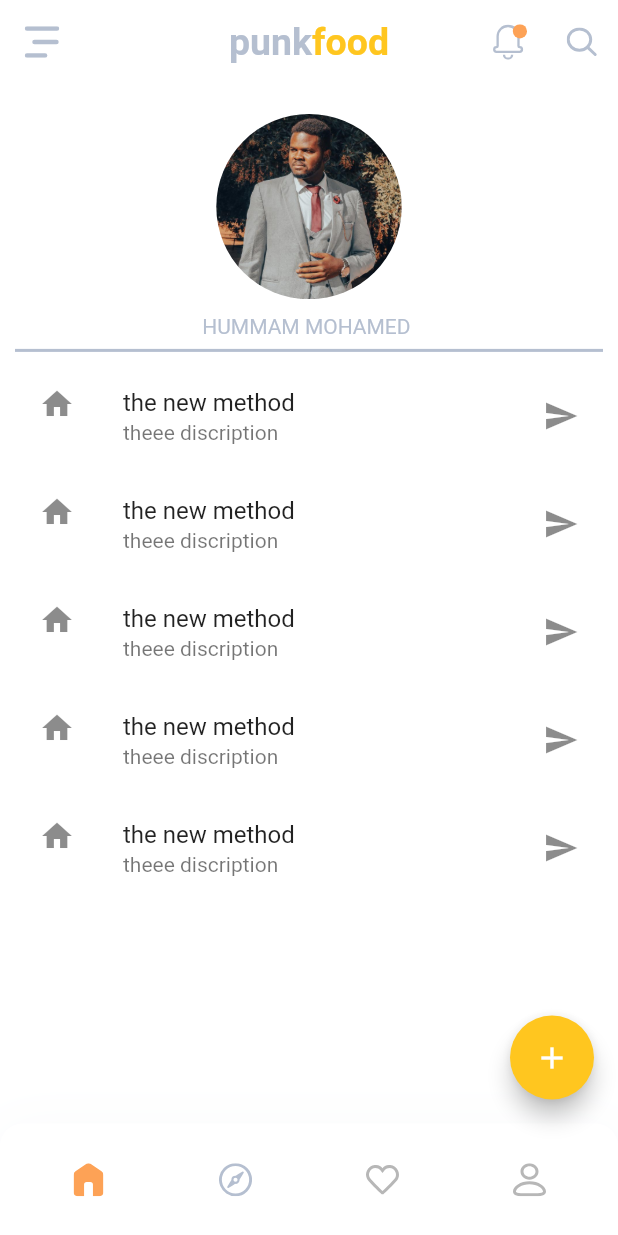
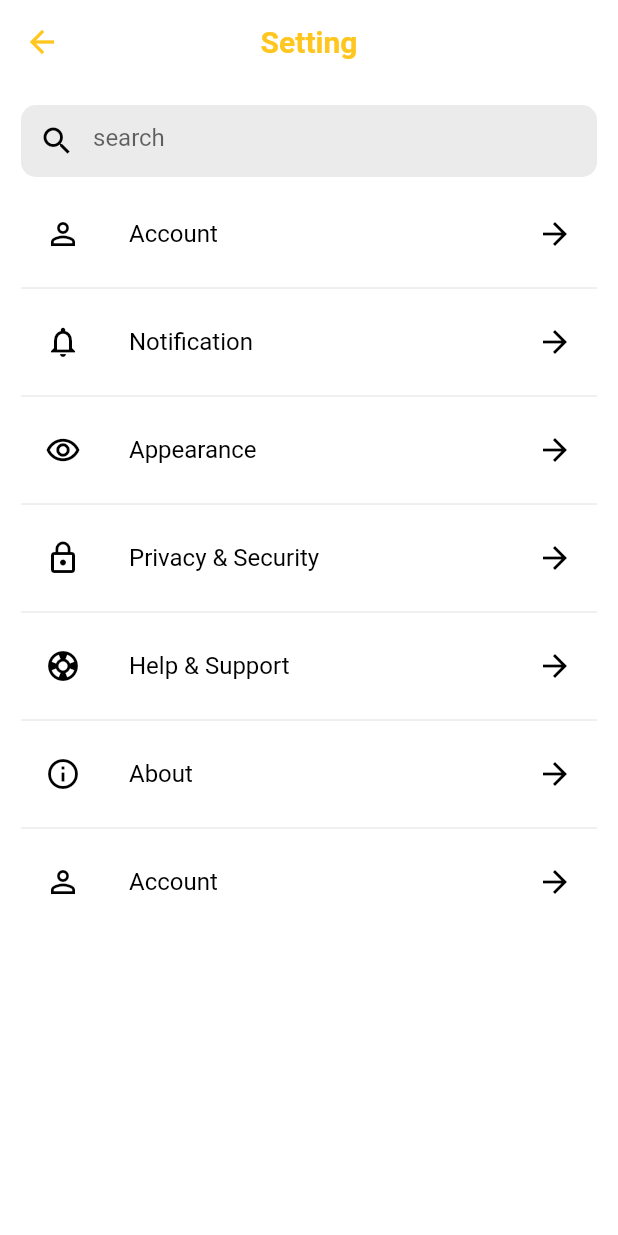
Before and after one commit to malouda0000/my_demo, a Flutter app: the SettingScreen screen opened directly, on a phone screen of 412 x 824 dp. Run offline on Flutter 3.47's test engine with Material 2 defaults, Android fonts, the phone set to English and light mode, and no system bars; our stand-ins replace flutter_svg.

Commit message:
I have added the Setting Screen UI

```diff
--- a/lib/screens/setting screen/setting_screen.dart
+++ b/lib/screens/about screen/about_screen.dart
@@ -5,8 +5,8 @@ import 'package:my_demo/screens/home/components/the_app_bar.dart';
 import 'package:my_demo/widgets/the_drawer.dart';
 import 'package:my_demo/widgets/the_fap.dart';
 
-class SettingScreen extends StatelessWidget {
-  const SettingScreen({Key? key}) : super(key: key);
+class AboutScreen extends StatelessWidget {
+  const AboutScreen({Key? key}) : super(key: key);
 
   @override
   Widget build(BuildContext context) {
--- a/lib/screens/home/my_home_page.dart
+++ b/lib/screens/home/my_home_page.dart
@@ -1,4 +1,5 @@
 import 'package:flutter/material.dart';
+import 'package:my_demo/screens/setting/setting_screen.dart';
 import 'package:my_demo/widgets/bottom_nav_bar.dart';
 import 'package:my_demo/screens/home/components/the_app_bar.dart';
 import 'package:my_demo/screens/home/components/the_body.dart';
@@ -18,13 +19,15 @@ class _MyHomePageState extends State<MyHomePage> {
   // GlobalKey<ScaffoldState> ScaffoldGenralKey = GlobalKey<ScaffoldState>();
   @override
   Widget build(BuildContext context) {
-    return Scaffold(
-      drawer: const TheDrawer(),
-      appBar: TheAppBar(),
-      // drawer: (),
-      body: const TheBody(),
-      floatingActionButton: const TheFap(),
-      bottomNavigationBar: const TheBottomeNavBar(),
-    );
+    // return Scaffold(
+    //   drawer: const TheDrawer(),
+    //   appBar: TheAppBar(),
+    //   // drawer: (),
+    //   body: const TheBody(),
+    //   floatingActionButton: const TheFap(),
+    //   bottomNavigationBar: const TheBottomeNavBar(),
+    // );
+
+    return SettingScreen();
   }
 }
--- /dev/null
+++ b/lib/screens/setting/setting_screen.dart
@@ -0,0 +1,177 @@
+import 'package:flutter/material.dart';
+import 'package:flutter/services.dart';
+import 'package:my_demo/constants.dart';
+import 'package:my_demo/screens/home/components/the_app_bar.dart';
+import 'package:my_demo/widgets/the_drawer.dart';
+
+class SettingScreen extends StatelessWidget {
+  const SettingScreen({Key? key}) : super(key: key);
+
+  @override
+  Widget build(BuildContext context) {
+    Size size = MediaQuery.of(context).size;
+    return Scaffold(
+      backgroundColor: theMainLightColor,
+      appBar: AppBar(
+        elevation: 0,
+        leading: IconButton(
+          onPressed: () {},
+          icon: const Icon(
+            Icons.arrow_back,
+            color: kPrimaryColor,
+          ),
+        ),
+
+        // leading: Icon(
+        //   Icons.arrow_back,
+        //   color: kPrimaryColor,
+        // ),
+        backgroundColor: theMainLightColor,
+        centerTitle: true,
+        title: const Text(
+          'Setting',
+          style: TextStyle(
+            color: kPrimaryColor,
+            fontWeight: FontWeight.bold,
+          ),
+        ),
+      ),
+      body: Padding(
+        padding: const EdgeInsets.all(14.0),
+        child: Column(
+          // mainAxisAlignment: MainAxisAlignment.center,
+          crossAxisAlignment: CrossAxisAlignment.center,
+          children: [
+            Container(
+              alignment: Alignment.center,
+              decoration: BoxDecoration(
+                borderRadius: BorderRadius.circular(10),
+                color: kGrayColor,
+              ),
+              width: size.width,
+              child: const TextField(
+                decoration: InputDecoration(
+                  border: InputBorder.none,
+                  hintText: 'search',
+                  prefixIcon: Icon(
+                    Icons.search_outlined,
+                    color: kTextBlacColor,
+                  ),
+                ),
+              ),
+            ),
+            const SizedBox(
+              // height: size.height * .0,
+              height: 10,
+            ),
+            const ListTile(
+              leading: Icon(
+                Icons.person_outline,
+                color: kTextBlacColor,
+              ),
+              title: Text('Account',
+                  style: TextStyle(
+                    color: kTextBlacColor,
+                  )),
+              trailing: Icon(
+                Icons.arrow_forward,
+                color: kTextBlacColor,
+              ),
+            ),
+            Divider(),
+            const ListTile(
+              leading: Icon(
+                Icons.notifications_outlined,
+                color: kTextBlacColor,
+              ),
+              title: Text('Notification',
+                  style: TextStyle(
+                    color: kTextBlacColor,
+                  )),
+              trailing: Icon(
+                Icons.arrow_forward,
+                color: kTextBlacColor,
+              ),
+            ),
+            Divider(),
+            const ListTile(
+              leading: Icon(
+                Icons.remove_red_eye_outlined,
+                color: kTextBlacColor,
+              ),
+              title: Text('Appearance',
+                  style: TextStyle(
+                    color: kTextBlacColor,
+                  )),
+              trailing: Icon(
+                Icons.arrow_forward,
+                color: kTextBlacColor,
+              ),
+            ),
+            Divider(),
+            const ListTile(
+              leading: Icon(
+                Icons.lock_outline,
+                color: kTextBlacColor,
+              ),
+              title: Text('Privacy & Security',
+                  style: TextStyle(
+                    color: kTextBlacColor,
+                  )),
+              trailing: Icon(
+                Icons.arrow_forward,
+                color: kTextBlacColor,
+              ),
+            ),
+            Divider(),
+            const ListTile(
+              leading: Icon(
+                Icons.support_outlined,
+                color: kTextBlacColor,
+              ),
+              title: Text('Help & Support',
+                  style: TextStyle(
+                    color: kTextBlacColor,
+                  )),
+              trailing: Icon(
+                Icons.arrow_forward,
+                color: kTextBlacColor,
+              ),
+            ),
+            Divider(),
+            const ListTile(
+              leading: Icon(
+                Icons.info_outline,
+                color: kTextBlacColor,
+              ),
+              title: Text('About',
+                  style: TextStyle(
+                    color: kTextBlacColor,
+                  )),
+              trailing: Icon(
+                Icons.arrow_forward,
+                color: kTextBlacColor,
+              ),
+            ),
+            Divider(),
+            const ListTile(
+              leading: Icon(
+                Icons.person_outline,
+                color: kTextBlacColor,
+              ),
+              title: Text('Account',
+                  style: TextStyle(
+                    color: kTextBlacColor,
+                  )),
+              trailing: Icon(
+                Icons.arrow_forward,
+                color: kTextBlacColor,
+              ),
+            ),
+          ],
+        ),
+      ),
+      drawer: const TheDrawer(),
+    );
+  }
+}
--- a/lib/widgets/bottom_nav_bar.dart
+++ b/lib/widgets/bottom_nav_bar.dart
@@ -1,9 +1,10 @@
 import 'package:flutter/material.dart';
 import 'package:flutter_svg/svg.dart';
 import 'package:my_demo/constants.dart';
+import 'package:my_demo/screens/about%20screen/about_screen.dart';
 import 'package:my_demo/screens/detials%20screen/detials_screen.dart';
 import 'package:my_demo/screens/home/my_home_page.dart';
-import 'package:my_demo/screens/setting%20screen/setting_screen.dart';
+import 'package:my_demo/screens/setting/setting_screen.dart';
 
 class TheBottomeNavBar extends StatelessWidget {
   const TheBottomeNavBar({Key? key}) : super(key: key);
@@ -12,7 +13,7 @@ class TheBottomeNavBar extends StatelessWidget {
   Widget build(BuildContext context) {
     return Container(
       padding: const EdgeInsets.symmetric(horizontal: 35),
-      height: 75,
+      height: 70,
       width: double.infinity,
 
       // color: Colors.red,
@@ -66,12 +67,15 @@ class TheBottomeNavBar extends StatelessWidget {
                 context,
                 MaterialPageRoute(
                   builder: (context) {
-                    return const SettingScreen();
+                    return const AboutScreen();
                   },
                 ),
               );
             },
-            icon: SvgPicture.asset('assets/icons/Following.svg'),
+            icon: const Icon(
+              Icons.settings_outlined,
+              color: ksecondaryColor,
+            ),
           ),
           IconButton(
             onPressed: () {
--- /dev/null
+++ b/lib/widgets/title_builder.dart
@@ -0,0 +1 @@
+import 'package:flutter/material.dart';
--- a/pubspec.yaml
+++ b/pubspec.yaml
@@ -49,6 +49,7 @@ dependencies:
   persistent_bottom_nav_bar: ^4.0.2
   flutter_inner_drawer: ^1.0.0+1
   simple_animations: ^4.2.0
+  get: ^4.6.5
 
 dev_dependencies:
   flutter_test:
```
Also changed, not shown: lib/screens/sing screen/sing_in_screen.dart (renamed from lib/sing screen/sing_in_screen.dart), pubspec.lock.
